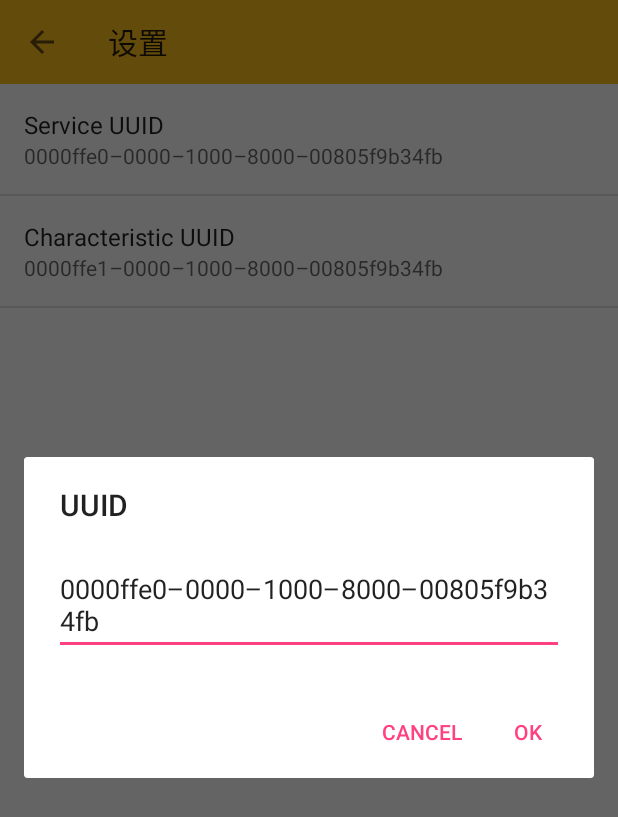
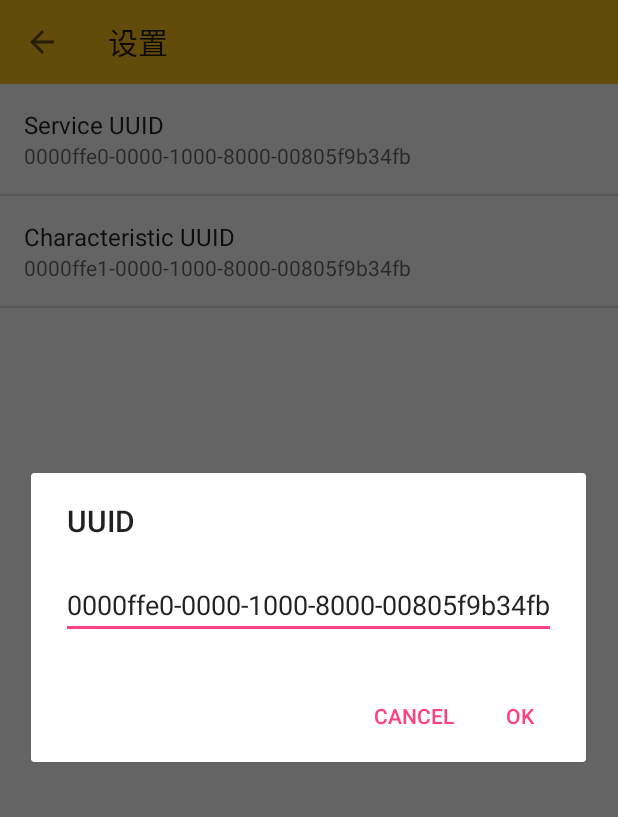
Before and after one commit to Lescodem/Helmsman, an Android app: the fragment SettingFragment placed in its activity, after a tap on "Service UUID", on a phone screen of 412 x 824 dp. Shown: the top 817 px of the screen. Run offline under Robolectric (Android 15) with nearby library versions, the phone set to English and light mode, and no system bars.

Commit message:
修复默认UUID

```diff
--- a/app/src/main/res/values/strings.xml
+++ b/app/src/main/res/values/strings.xml
@@ -13,9 +13,8 @@
     <string name="msg_disconnect">断开连接失败</string>
     <string name="err_device_irrelevant">设备服务不匹配！</string>
 
-    <!-- replace '-' with "&#8211;" -->
-    <string name="uuid_service">0000ffe0&#8211;0000&#8211;1000&#8211;8000&#8211;00805f9b34fb</string>
-    <string name="uuid_characteristic">0000ffe1&#8211;0000&#8211;1000&#8211;8000&#8211;00805f9b34fb</string>
+    <string name="uuid_service">0000ffe0-0000-1000-8000-00805f9b34fb</string>
+    <string name="uuid_characteristic">0000ffe1-0000-1000-8000-00805f9b34fb</string>
     <string name="pf_key_service">edit_service</string>
     <string name="pf_key_characteristic">edit_characteristic</string>
 
```
Also changed, not shown: 1 other file.
